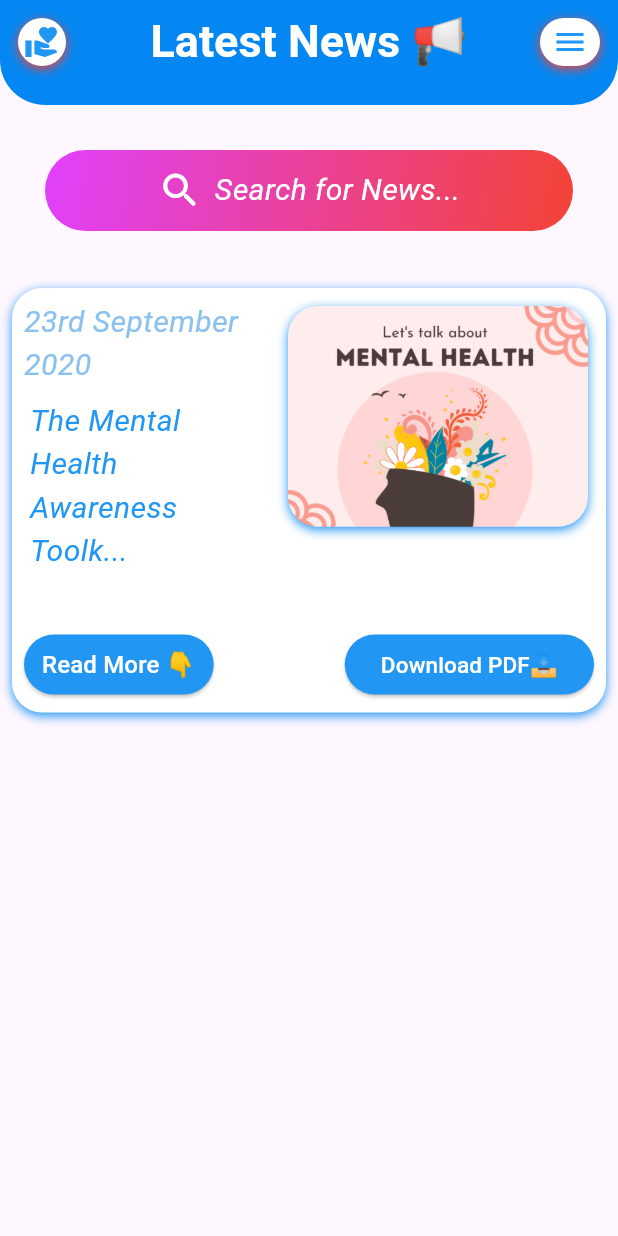
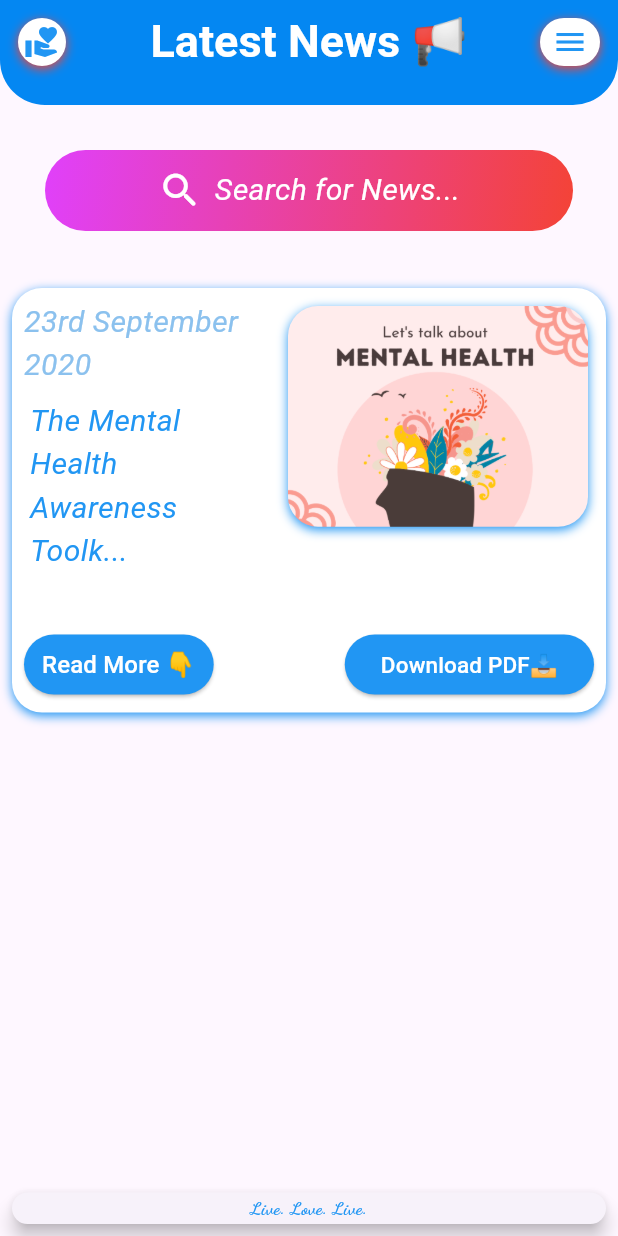
Before and after one commit to Yvonne-Wanja-1/Elim_trust_2, a Flutter app: the LatestnewsPage screen opened by its route, on a phone screen of 412 x 824 dp. Run offline on Flutter 3.47's test engine with Material 3 defaults, Android fonts, the phone set to English and light mode, and no system bars; our stand-ins replace animated_text_kit, curved_navigation_bar, font_awesome_flutter, google_fonts; Roboto replaces fonts that are missing (Arial).

Commit message:
added some depedencies

```diff
--- a/elim_trust_2/lib/pages/latestnews.dart
+++ b/elim_trust_2/lib/pages/latestnews.dart
@@ -1,4 +1,6 @@
 import 'package:flutter/material.dart';
+import 'package:google_fonts/google_fonts.dart';
+//import 'package:google_fonts/google_fonts.dart';
 
 class LatestnewsPage extends StatelessWidget {
   const LatestnewsPage({super.key});
@@ -265,9 +267,29 @@ class LatestnewsPage extends StatelessWidget {
 
 
 
-      bottomNavigationBar: Card(
+      bottomNavigationBar:Card(
+        elevation: 5,
+        margin: const EdgeInsets.all(8.0),
+        shape: RoundedRectangleBorder(
+          borderRadius: BorderRadius.circular(20),
+        ),
+        child: Padding(
+          padding: EdgeInsets.all(2.0), // Added required padding argument
+          child: Text(
+            'Live. Love. Live.',
+            style: GoogleFonts.dancingScript(
+              textStyle: const TextStyle(
+                fontSize: 12,
+                color: Colors.blue,
+                fontWeight: FontWeight.bold,
+              ),
+            ),
+            textAlign: TextAlign.center,
+          ),
+          ),
+        ),
 
-      ),
+
     );
   }
 }
--- a/elim_trust_2/pubspec.yaml
+++ b/elim_trust_2/pubspec.yaml
@@ -11,6 +11,7 @@ dependencies:
   flutter:
     sdk: flutter
   cupertino_icons: ^1.0.8
+  google_fonts: ^6.2.1
 
   curved_navigation_bar: ^1.0.6
   font_awesome_flutter: ^10.7.0
```
Also changed, not shown: elim_trust_2/pubspec.lock, 1 other file.
